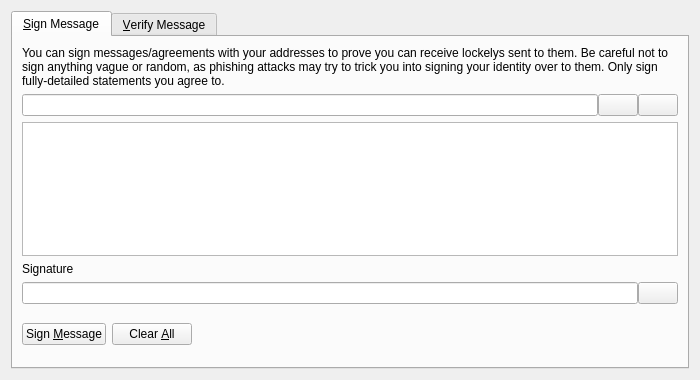
The window that src/qt/forms/signverifymessagedialog.ui (minblock/lockely) describes before a commit, drawn with Qt 5.
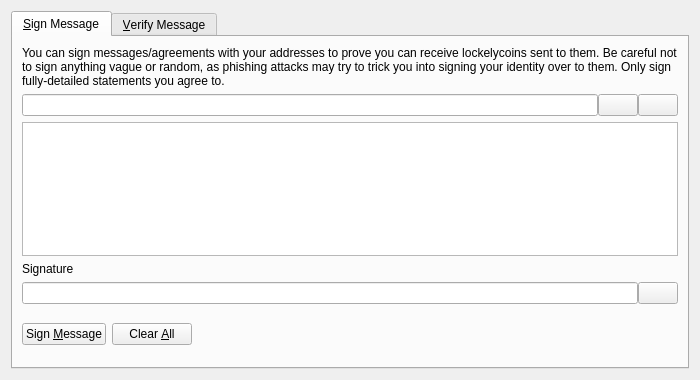
The same window after the commit. Icons and pictures are not drawn. Custom widgets are drawn as their Qt base class.

Patch:
```diff
--- a/src/qt/forms/signverifymessagedialog.ui
+++ b/src/qt/forms/signverifymessagedialog.ui
@@ -30,7 +30,7 @@
        <item>
         <widget class="QLabel" name="infoLabel_SM">
          <property name="text">
-          <string>You can sign messages/agreements with your addresses to prove you can receive lockelys sent to them. Be careful not to sign anything vague or random, as phishing attacks may try to trick you into signing your identity over to them. Only sign fully-detailed statements you agree to.</string>
+          <string>You can sign messages/agreements with your addresses to prove you can receive lockelycoins sent to them. Be careful not to sign anything vague or random, as phishing attacks may try to trick you into signing your identity over to them. Only sign fully-detailed statements you agree to.</string>
          </property>
          <property name="textFormat">
           <enum>Qt::PlainText</enum>
```
Left out of the diff: 10 changed lines with no effect on the pictures.
